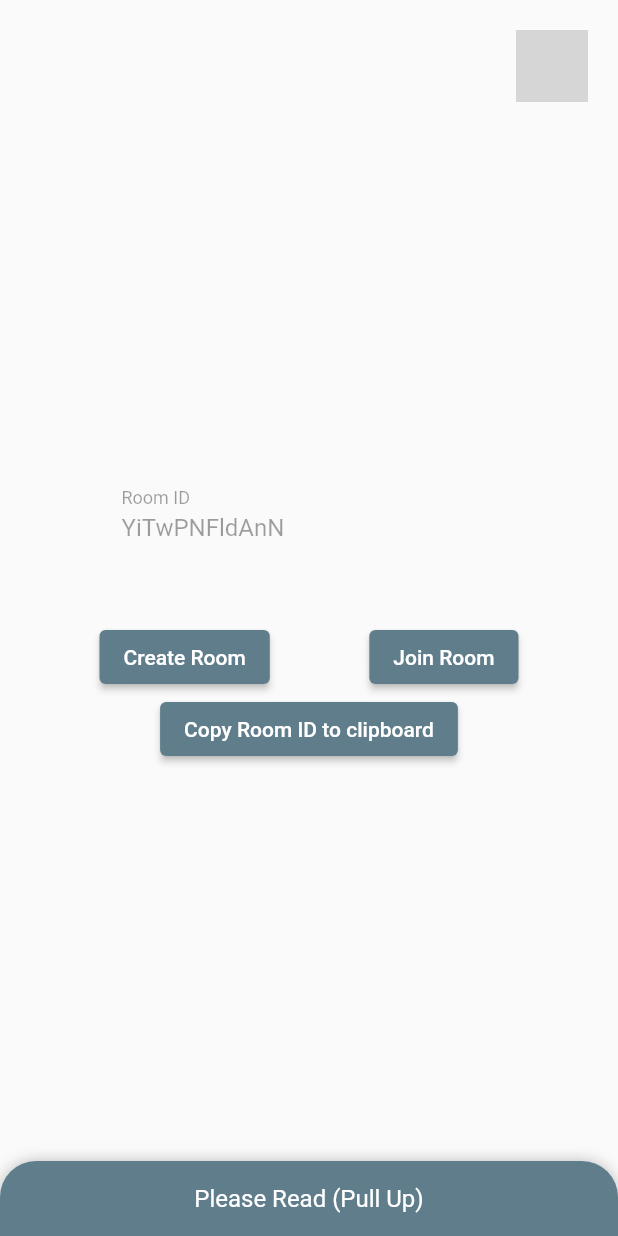
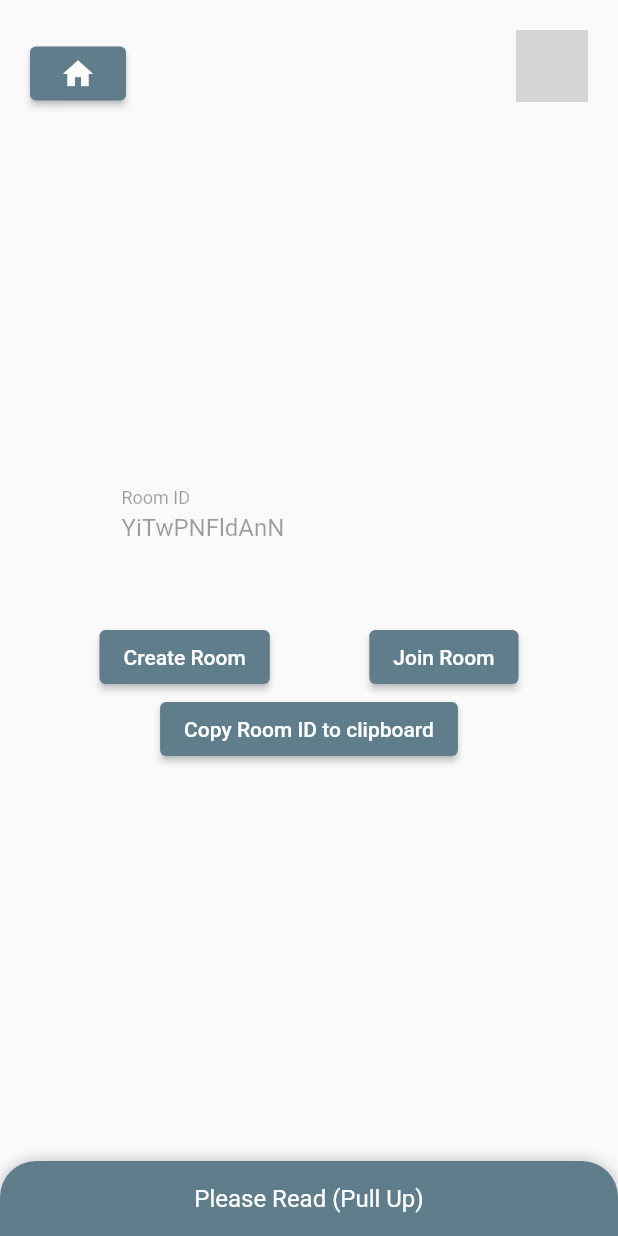
Before and after one commit to rusudinu/secure-messaging-frontend, a Flutter app: the screen it shows after launch, on a phone screen of 412 x 824 dp. Run offline on Flutter 3.47's test engine with Material 2 defaults, Android fonts, the phone set to English and light mode, and no system bars; drawn by our look-alikes of sliding_up_panel; our stand-ins replace shared_preferences; missing offline and left inert: day_night_switcher, stomp_dart_client; Roboto replaces fonts that are missing (Hind); grey boxes are pictures that could not be loaded.

Commit message:
added a return to home button

```diff
--- a/lib/main.dart
+++ b/lib/main.dart
@@ -108,6 +108,19 @@ class _MyAppState extends State<MyApp> {
         body: Stack(
           children: [
             possibleRoutes[currentRoute],
+            Padding(
+              padding: EdgeInsets.fromLTRB(20, 25, 0, 0),
+              child: ElevatedButton(
+                onPressed: () {
+                  _changeRoute(1);
+                },
+                child: Icon(Icons.home),
+                style: ElevatedButton.styleFrom(
+                  primary: Colors.blueGrey, // background
+                  onPrimary: Colors.white, // foreground
+                ),
+              ),
+            ),
             Positioned(
               top: 20.0,
               right: 20.0,
```
